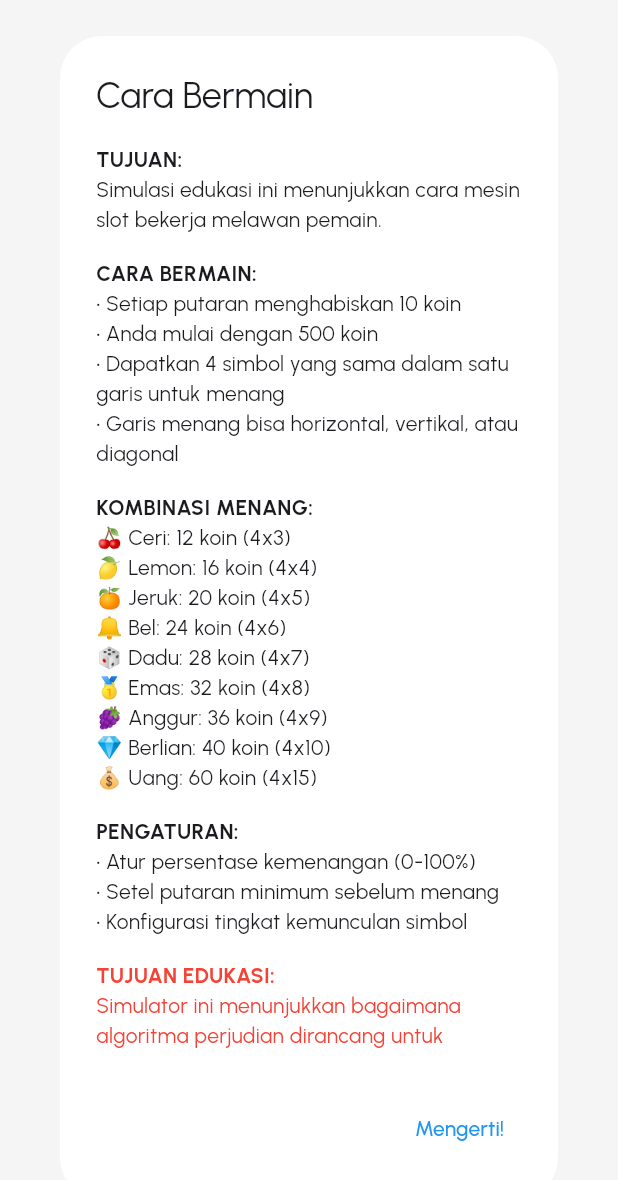
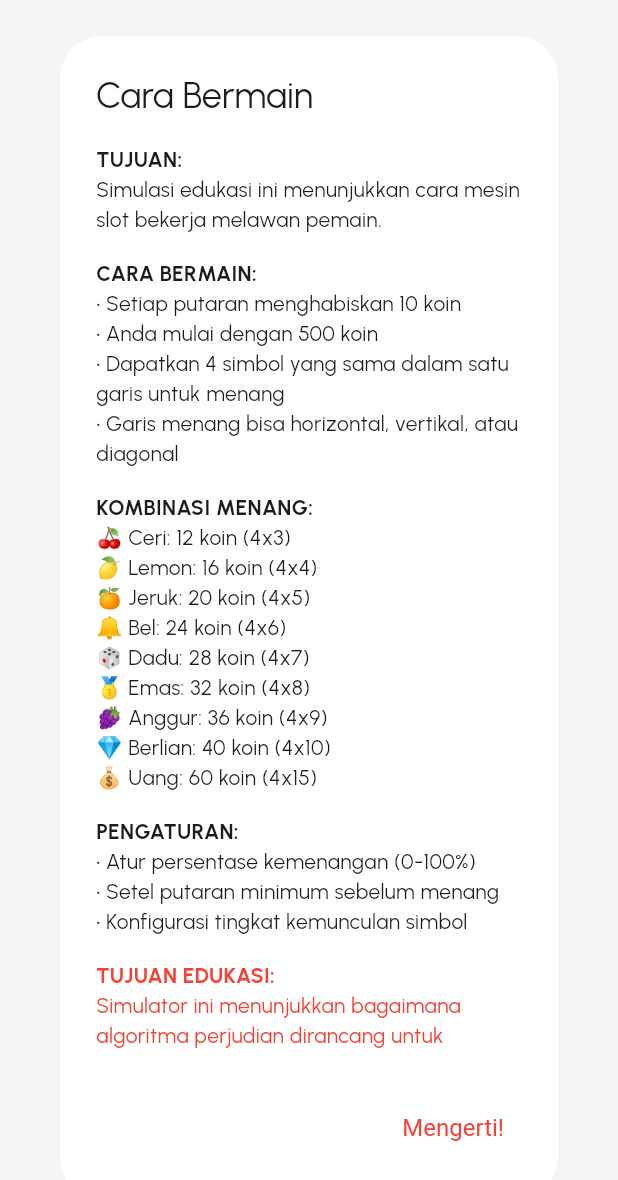
Before and after one commit to Fikri-rmd/skripsi_simulasi_gambling, a Flutter app: the HelpDialog widget shown alone on an empty page, opened directly, on a phone screen of 412 x 824 dp. Shown: the top 1180 px of the screen. Run offline on Flutter 3.47's test engine with Material 3 defaults, Android fonts, the phone set to English and light mode, and no system bars; our stand-ins replace cloud_firestore, firebase_auth, firebase_core, font_awesome_flutter, google_fonts, google_sign_in and 1 more; accounts and stored records are empty.

Commit message:
fix tampilan

```diff
--- a/lib/dialogs/help_dialog.dart
+++ b/lib/dialogs/help_dialog.dart
@@ -63,9 +63,13 @@ class HelpDialog extends StatelessWidget {
       actions: [
         TextButton(
           onPressed: () => Navigator.pop(context),
-          child: const Text('Mengerti!', selectionColor: Color.fromARGB(0, 255, 0, 0), ),
+          style: TextButton.styleFrom(
+            foregroundColor: Colors.red,
+            textStyle: const TextStyle(fontSize: 16),
+
 
         ),
+          child: const Text('Mengerti!', ),)
       ],
     );
   }
```
